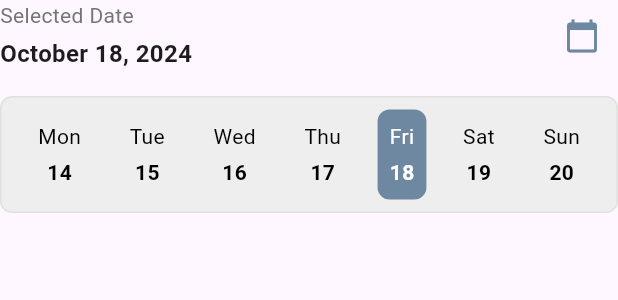
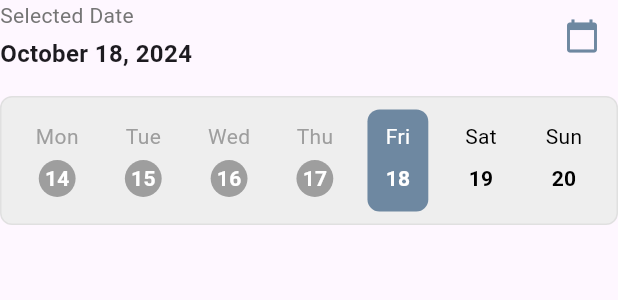
Before and after one commit to JohnLloydDev/AJ-Autofix-App, a Flutter app: the DatePickerField widget shown alone on an empty page, opened directly with empty values, on a phone screen of 412 x 824 dp. Shown: the top 300 px of the screen. Run offline on Flutter 3.47's test engine with Material 3 defaults, Android fonts, the phone set to English and light mode, and no system bars; our stand-ins replace bloc, equatable, flutter_bloc, flutter_rating_bar, flutter_secure_storage, flutter_spinkit and 10 more; missing offline and left inert: onesignal_flutter; accounts and stored records are empty; network calls fail.

Commit message:
Fix the bug in shopmap then update the ui in booking date

```diff
--- a/lib/screens/home.dart
+++ b/lib/screens/home.dart
@@ -482,7 +482,7 @@ class _HomeScreenState extends State<HomeScreen> {
             foregroundColor: isSelected ? Colors.white : Colors.black,
             backgroundColor: Colors.transparent,
             shape: RoundedRectangleBorder(
-              borderRadius: BorderRadius.circular(20.0),
+              borderRadius: BorderRadius.circular(10.0),
             ),
           ),
           onPressed: () {
--- a/lib/widgets/date_picker_field.dart
+++ b/lib/widgets/date_picker_field.dart
@@ -10,6 +10,7 @@ class DatePickerField extends StatefulWidget {
     required this.selectedDate,
     required this.onDateSelected,
   });
+
   @override
   DatePickerFieldState createState() => DatePickerFieldState();
 }
@@ -67,6 +68,7 @@ class DatePickerFieldState extends State<DatePickerField> {
   @override
   Widget build(BuildContext context) {
     List<DateTime> weekDays = _getWeekDays(_startOfWeek);
+    DateTime today = DateTime.now();
 
     return Column(
       crossAxisAlignment: CrossAxisAlignment.start,
@@ -95,7 +97,8 @@ class DatePickerFieldState extends State<DatePickerField> {
               ],
             ),
             IconButton(
-              icon: const Icon(Icons.calendar_today, color: Color.fromARGB(255, 110, 136, 161)),
+              icon: const Icon(Icons.calendar_today,
+                  color: Color.fromARGB(255, 110, 136, 161)),
               onPressed: () {
                 _showFullCalendar(context);
               },
@@ -116,8 +119,14 @@ class DatePickerFieldState extends State<DatePickerField> {
               bool isSelected = date.day == widget.selectedDate.day &&
                   date.month == widget.selectedDate.month &&
                   date.year == widget.selectedDate.year;
+
+              // Check if the date is in the past
+              bool isPast = date.isBefore(today);
+
               return GestureDetector(
-                onTap: () {
+                onTap: isPast
+                    ? null // Disable interaction for past dates
+                    : () {
                         widget.onDateSelected(date);
                         setState(() {
                           _startOfWeek = _getStartOfWeek(date);
@@ -126,7 +135,9 @@ class DatePickerFieldState extends State<DatePickerField> {
                 child: Container(
                   padding: const EdgeInsets.all(8.0),
                   decoration: BoxDecoration(
-                    color: isSelected ? const Color.fromARGB(255, 110, 136, 161) : Colors.transparent,
+                    color: isSelected
+                        ? const Color.fromARGB(255, 110, 136, 161)
+                        : Colors.transparent,
                     borderRadius: BorderRadius.circular(8.0),
                   ),
                   child: Column(
@@ -134,15 +145,28 @@ class DatePickerFieldState extends State<DatePickerField> {
                       Text(
                         DateFormat.E().format(date),
                         style: TextStyle(
-                          color: isSelected ? Colors.white : Colors.black,
+                          color: isPast
+                              ? Colors.grey // Gray color for past days
+                              : (isSelected ? Colors.white : Colors.black),
                         ),
                       ),
                       const SizedBox(height: 4.0),
-                      Text(
+                      Container(
+                        decoration: isPast
+                            ? const BoxDecoration(
+                                shape: BoxShape.circle,
+                                color: Colors.grey, // Gray circle for past days
+                              )
+                            : null,
+                        padding: const EdgeInsets.all(4.0),
+                        child: Text(
                           date.day.toString(),
                           style: TextStyle(
-                          color: isSelected ? Colors.white : Colors.black,
+                            color: isPast
+                                ? Colors.white // White text for past days
+                                : (isSelected ? Colors.white : Colors.black),
                             fontWeight: FontWeight.bold,
+                          ),
                         ),
                       ),
                     ],
```
Also changed, not shown: lib/screens/booking_screen.dart (+32 -2 lines), lib/screens/shopmap.dart (+30 -22 lines). Lines whose indentation alone changed are shown as unchanged.
